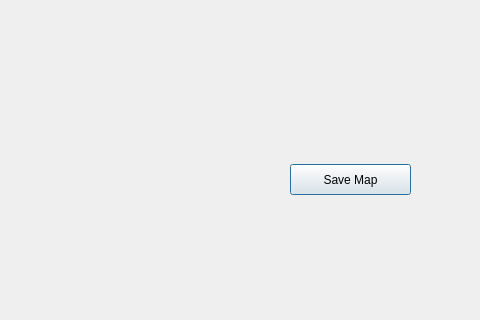
Before: the Qt Designer form Src/GUI/simulation/EnvironmentSimulator/editmapwindow.ui in madmilla/THO78-Roborescue, drawn with Qt 5; both pictures show x 320 to 800 and y 356 to 676 of the 800 by 800 pixel window.
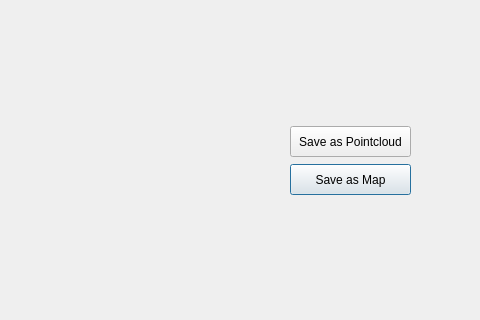
After: the same form once the commit is applied.

Patch:
```diff
--- a/Src/GUI/simulation/EnvironmentSimulator/editmapwindow.ui
+++ b/Src/GUI/simulation/EnvironmentSimulator/editmapwindow.ui
@@ -26,7 +26,7 @@
     </rect>
    </property>
    <property name="text">
-    <string>Save Map</string>
+    <string>Save as Map</string>
    </property>
   </widget>
   <widget class="QRadioButton" name="obstacleButton">
@@ -107,6 +107,19 @@
     <string>Circle</string>
    </property>
   </widget>
+  <widget class="QPushButton" name="savePointcloudButton">
+   <property name="geometry">
+    <rect>
+     <x>610</x>
+     <y>482</y>
+     <width>121</width>
+     <height>31</height>
+    </rect>
+   </property>
+   <property name="text">
+    <string>Save as Pointcloud</string>
+   </property>
+  </widget>
  </widget>
  <resources/>
  <connections/>
```
